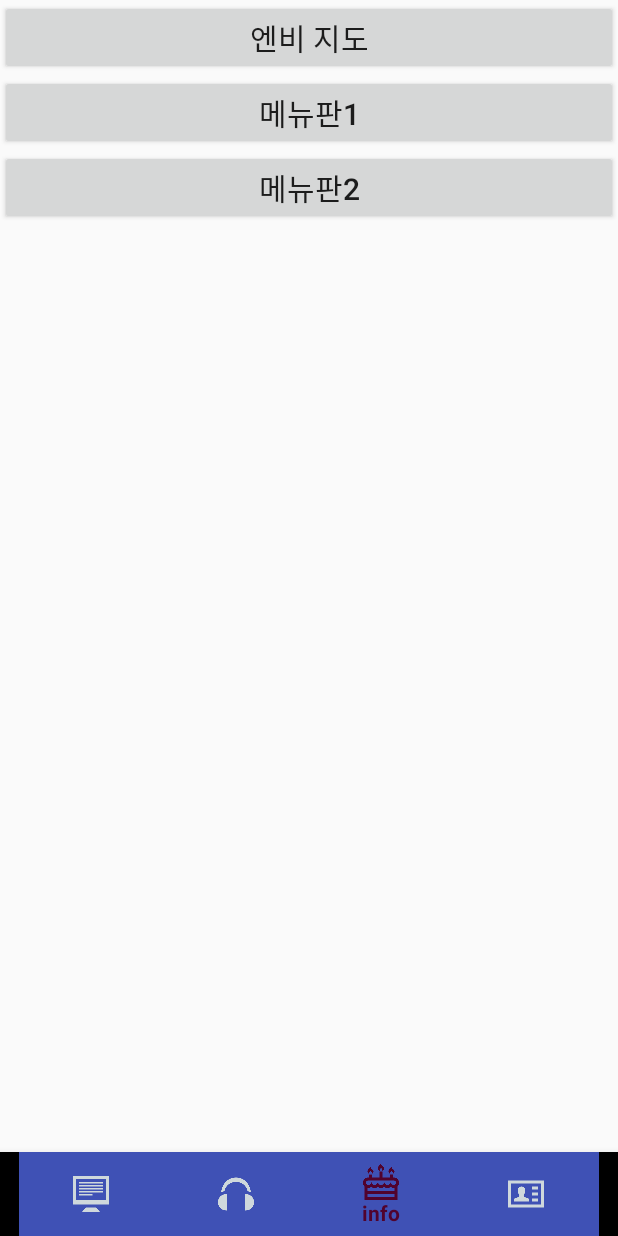
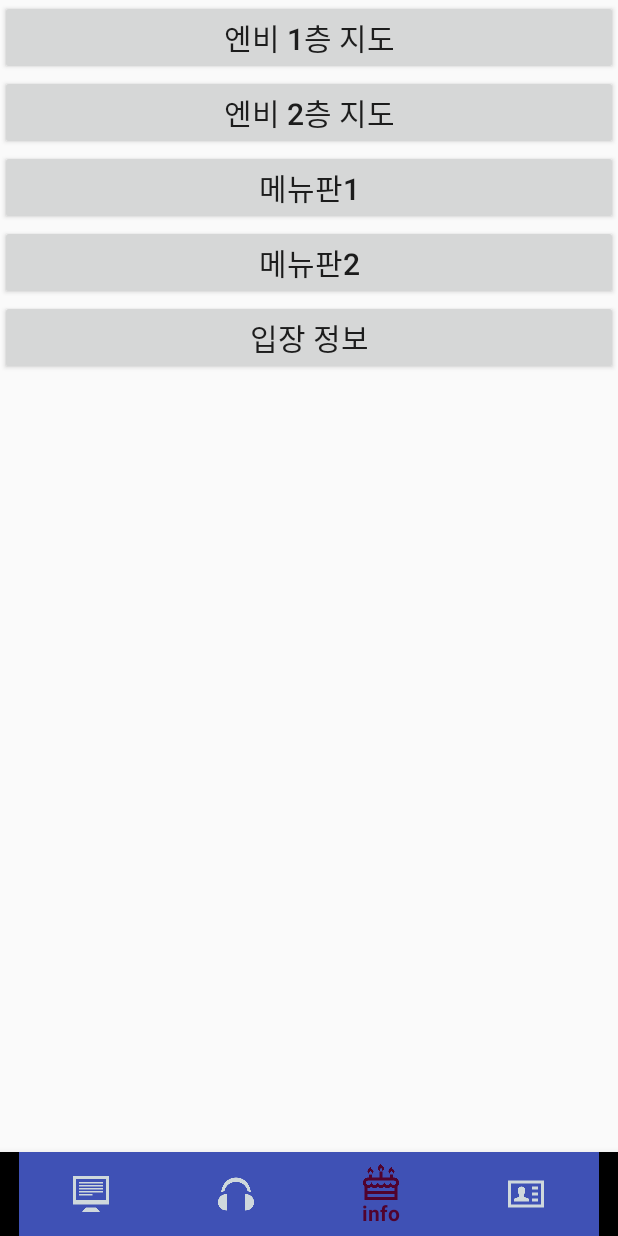
Before and after one commit to jwjpop/NbGuide, an Android app: the screen it shows after launch (MainActivity), item 3 of the bottom bar chosen, on a phone screen of 412 x 824 dp. Run offline under Robolectric (Android 15) with nearby library versions, the light colour scheme and no system bars.

Commit message:
마이페이지와 게시판쪽을 준비중으로 미루고 버튼들을 다 막아두었다 그리고 디제이/인포 쪽을 빠르게 선 개발하여 시장에 내놓고 싶었다.

```diff
--- a/DaeRan/app/src/main/java/com/example/woojinroom/daeran/TapPage/InfoPage/ImageActivity.java
+++ b/DaeRan/app/src/main/java/com/example/woojinroom/daeran/TapPage/InfoPage/ImageActivity.java
@@ -35,7 +35,7 @@ public class ImageActivity extends AppCompatActivity {
         menu = get_intent.getIntExtra("menu",1);
         if(menu==1){
             imageView.setImageResource(R.drawable.menu1_180503);
-        }else
+        }else if(menu==2)
         {
             imageView.setImageResource(R.drawable.menu2_180503);
         }
--- a/DaeRan/app/src/main/java/com/example/woojinroom/daeran/TapPage/InfoPage/Info.java
+++ b/DaeRan/app/src/main/java/com/example/woojinroom/daeran/TapPage/InfoPage/Info.java
@@ -18,7 +18,7 @@ import com.example.woojinroom.daeran.TapPage.MainPage.WritePage.WriteActivity;
 
 public class Info extends Fragment {
 
-    Button map,menu1,menu2;
+    Button map1f,map2f,menu1,menu2,enterinfo;
     public static Info newInstance() {
         return new Info();
     }
@@ -28,11 +28,19 @@ public class Info extends Fragment {
         View view;
         view =  inflater.inflate(R.layout.fragment_info, container, false);
 
-        map =(Button)view.findViewById(R.id.button_map);
-        map.setOnClickListener(new View.OnClickListener() {
+        map1f =(Button)view.findViewById(R.id.button_map_1f);
+        map1f.setOnClickListener(new View.OnClickListener() {
             @Override
             public void onClick(View v) {
-                Toast.makeText(getContext(),"준비중입니다.",Toast.LENGTH_SHORT).show();
+                Toast.makeText(getContext(),"1층 준비중입니다.",Toast.LENGTH_SHORT).show();
+            }
+        });
+
+        map2f =(Button)view.findViewById(R.id.button_map_2f);
+        map2f.setOnClickListener(new View.OnClickListener() {
+            @Override
+            public void onClick(View v) {
+                Toast.makeText(getContext(),"2층 준비중입니다.",Toast.LENGTH_SHORT).show();
             }
         });
 
@@ -55,6 +63,14 @@ public class Info extends Fragment {
                 startActivity(menu2_intent);
             }
         });
+
+        enterinfo =(Button)view.findViewById(R.id.button_enterinfo);
+        enterinfo.setOnClickListener(new View.OnClickListener() {
+            @Override
+            public void onClick(View v) {
+                Toast.makeText(getContext(),"입장정보 준비중입니다.",Toast.LENGTH_SHORT).show();
+            }
+        });
         return view;
     }
 }
--- a/DaeRan/app/src/main/java/com/example/woojinroom/daeran/TapPage/MainPage/Main.java
+++ b/DaeRan/app/src/main/java/com/example/woojinroom/daeran/TapPage/MainPage/Main.java
@@ -54,8 +54,9 @@ public class Main extends Fragment {
         mImageButton = (ImageButton)view.findViewById(R.id.iamgebutton_write);
         mImageButton.setOnClickListener(new ImageButton.OnClickListener(){
             public void onClick(View view){
-                Intent write_intent = new Intent(getContext(), WriteActivity.class);
-                startActivity(write_intent);
+                Toast.makeText(getContext(),"글작성버튼 준비중입니다.",Toast.LENGTH_SHORT).show();
+              /*  Intent write_intent = new Intent(getContext(), WriteActivity.class);
+                startActivity(write_intent);*/
             }
         });
 
--- a/DaeRan/app/src/main/res/layout/fragment_info.xml
+++ b/DaeRan/app/src/main/res/layout/fragment_info.xml
@@ -7,10 +7,17 @@
         android:layout_height="match_parent"
         android:orientation="vertical">
     <Button
-        android:id="@+id/button_map"
+        android:id="@+id/button_map_1f"
         android:layout_width="match_parent"
         android:layout_height="wrap_content"
-        android:text="엔비 지도"
+        android:text="엔비 1층 지도"
+        android:textSize="20dp"
+        />
+        <Button
+        android:id="@+id/button_map_2f"
+        android:layout_width="match_parent"
+        android:layout_height="wrap_content"
+        android:text="엔비 2층 지도"
         android:textSize="20dp"
         />
         <Button
@@ -25,5 +32,11 @@
             android:layout_height="wrap_content"
             android:text="메뉴판2"
             android:textSize="20dp"/>
+        <Button
+            android:id="@+id/button_enterinfo"
+            android:layout_width="match_parent"
+            android:layout_height="wrap_content"
+            android:text="입장 정보"
+            android:textSize="20dp"/>
     </LinearLayout>
 </FrameLayout>
--- a/DaeRan/app/src/main/res/layout/fragment_mypage.xml
+++ b/DaeRan/app/src/main/res/layout/fragment_mypage.xml
@@ -3,8 +3,11 @@
     android:orientation="vertical" android:layout_width="match_parent"
     android:layout_height="match_parent">
     <TextView
+        android:layout_gravity="center"
+        android:gravity="center"
         android:id="@+id/textView"
         android:layout_width="match_parent"
         android:layout_height="wrap_content"
-        android:text="mypage" />
+        android:textSize="24dp"
+        android:text="준비중입니다" />
 </FrameLayout>
```
